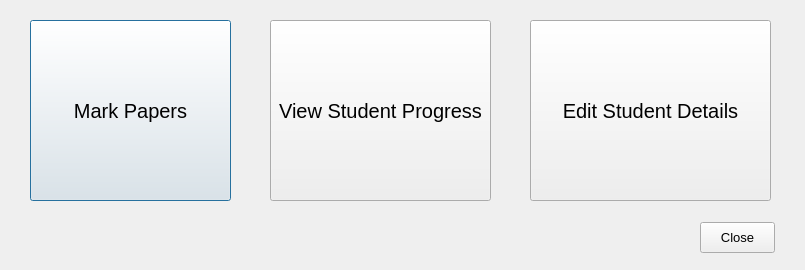
Qt form classmanage.ui (dkithmal/BinduProjectTeacher) before a commit.
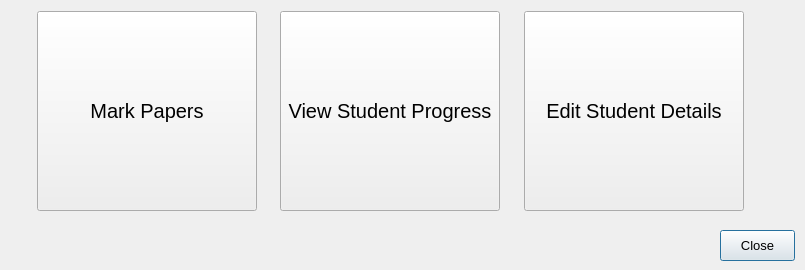
The same form after that commit.

What changed in the file:
```diff
--- a/classmanage.ui
+++ b/classmanage.ui
@@ -18,50 +18,11 @@
   <property name="windowTitle">
    <string>Dialog</string>
   </property>
-  <widget class="QPushButton" name="pBMarkPapers">
-   <property name="geometry">
-    <rect>
-     <x>30</x>
-     <y>20</y>
-     <width>201</width>
-     <height>181</height>
-    </rect>
-   </property>
-   <property name="text">
-    <string>Mark Papers</string>
-   </property>
-  </widget>
-  <widget class="QPushButton" name="pBStudentProgress">
-   <property name="geometry">
-    <rect>
-     <x>270</x>
-     <y>20</y>
-     <width>221</width>
-     <height>181</height>
-    </rect>
-   </property>
-   <property name="text">
-    <string>View Student Progress</string>
-   </property>
-  </widget>
-  <widget class="QPushButton" name="pBEditStudent">
-   <property name="geometry">
-    <rect>
-     <x>530</x>
-     <y>20</y>
-     <width>241</width>
-     <height>181</height>
-    </rect>
-   </property>
-   <property name="text">
-    <string>Edit Student Details</string>
-   </property>
-  </widget>
   <widget class="QPushButton" name="pushButton">
    <property name="geometry">
     <rect>
-     <x>700</x>
-     <y>222</y>
+     <x>720</x>
+     <y>230</y>
      <width>75</width>
      <height>31</height>
     </rect>
@@ -75,6 +36,109 @@
     <string>Close</string>
    </property>
   </widget>
+  <widget class="QWidget" name="">
+   <property name="geometry">
+    <rect>
+     <x>20</x>
+     <y>10</y>
+     <width>741</width>
+     <height>202</height>
+    </rect>
+   </property>
+   <layout class="QGridLayout" name="gridLayout">
+    <item row="0" column="2">
+     <spacer name="horizontalSpacer">
+      <property name="orientation">
+       <enum>Qt::Horizontal</enum>
+      </property>
+      <property name="sizeHint" stdset="0">
+       <size>
+        <width>40</width>
+        <height>20</height>
+       </size>
+      </property>
+     </spacer>
+    </item>
+    <item row="0" column="4">
+     <spacer name="horizontalSpacer_2">
+      <property name="orientation">
+       <enum>Qt::Horizontal</enum>
+      </property>
+      <property name="sizeHint" stdset="0">
+       <size>
+        <width>40</width>
+        <height>20</height>
+       </size>
+      </property>
+     </spacer>
+    </item>
+    <item row="0" column="6">
+     <spacer name="horizontalSpacer_3">
+      <property name="orientation">
+       <enum>Qt::Horizontal</enum>
+      </property>
+      <property name="sizeHint" stdset="0">
+       <size>
+        <width>40</width>
+        <height>20</height>
+       </size>
+      </property>
+     </spacer>
+    </item>
+    <item row="0" column="3">
+     <widget class="QPushButton" name="pBStudentProgress">
+      <property name="minimumSize">
+       <size>
+        <width>220</width>
+        <height>200</height>
+       </size>
+      </property>
+      <property name="text">
+       <string>View Student Progress</string>
+      </property>
+     </widget>
+    </item>
+    <item row="0" column="1">
+     <widget class="QPushButton" name="pBMarkPapers">
+      <property name="minimumSize">
+       <size>
+        <width>220</width>
+        <height>200</height>
+       </size>
+      </property>
+      <property name="text">
+       <string>Mark Papers</string>
+      </property>
+     </widget>
+    </item>
+    <item row="0" column="5">
+     <widget class="QPushButton" name="pBEditStudent">
+      <property name="minimumSize">
+       <size>
+        <width>220</width>
+        <height>200</height>
+       </size>
+      </property>
+      <property name="text">
+       <string>Edit Student Details</string>
+      </property>
+     </widget>
+    </item>
+    <item row="0" column="0">
+     <spacer name="horizontalSpacer_4">
+      <property name="orientation">
+       <enum>Qt::Horizontal</enum>
+      </property>
+      <property name="sizeHint" stdset="0">
+       <size>
+        <width>40</width>
+        <height>20</height>
+       </size>
+      </property>
+     </spacer>
+    </item>
+   </layout>
+  </widget>
  </widget>
  <resources/>
  <connections>
```
